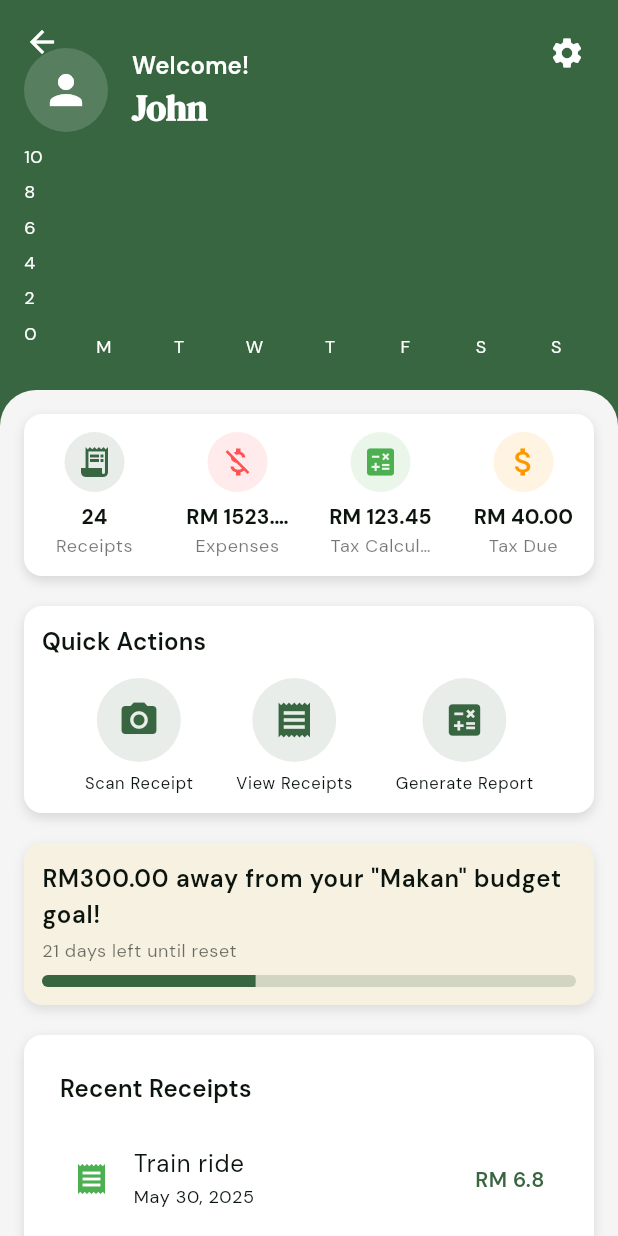
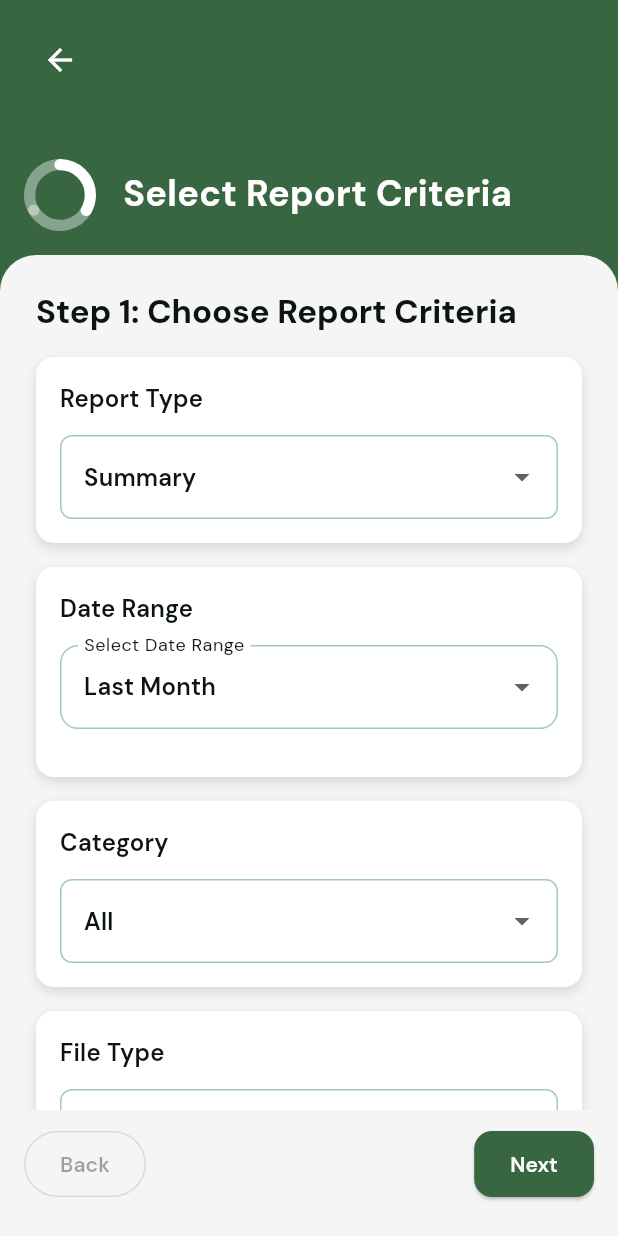
Before and after one commit to vinky0813/tolak_tax, a Flutter app: the DashboardScreen screen opened directly, after a tap on "Generate Report", on a phone screen of 412 x 824 dp. Run offline on Flutter 3.47's test engine with Material 3 defaults, Android fonts, the phone set to English and light mode, and no system bars; drawn by our look-alikes of fl_chart, step_progress_indicator; our stand-ins replace firebase_auth, firebase_core, flutter_svg, google_sign_in; missing offline and left inert: flutter_facebook_auth; accounts and stored records are empty.

Commit message:
Basic Generate Report UI and Layout

```diff
--- a/lib/main.dart
+++ b/lib/main.dart
@@ -1,6 +1,7 @@
 import 'package:flutter/material.dart';
 import 'package:tolak_tax/firebase/firebase_initializer.dart';
 import 'package:tolak_tax/screens/forgot_password_screen.dart';
+import 'package:tolak_tax/screens/generate_report_screen.dart';
 import 'package:tolak_tax/screens/home_screen.dart';
 import 'package:tolak_tax/screens/login_screen.dart';
 import 'package:tolak_tax/screens/otp_verification_screen.dart';
@@ -54,6 +55,8 @@ class MyApp extends StatelessWidget {
             return fadeThroughRoute(const HomeScreen());
           case '/splash-to-login':
             return fadeThroughRoute(const LoginScreen());
+          case '/generate-report':
+            return fadeThroughRoute(const GenerateReportScreen());
           default:
             // make a real 404 error page when free
             return MaterialPageRoute(
--- a/lib/screens/dashboard_screen.dart
+++ b/lib/screens/dashboard_screen.dart
@@ -150,19 +150,19 @@ class DashboardScreen extends StatelessWidget {
       }),
       Receipt.fromMap({
         'title': 'Train ride',
-        'date': '2025-05-30',
+        'date': '2025-06-2',
         'amount': 6.80,
         'category': 'transport',
       }),
       Receipt.fromMap({
         'title': 'Movie ticket',
-        'date': '2025-05-31',
+        'date': '2025-06-03',
         'amount': 15.00,
         'category': 'entertainment',
       }),
       Receipt.fromMap({
         'title': 'Taxi',
-        'date': '2025-06-01',
+        'date': '2025-06-04',
         'amount': 18.20,
         'category': 'transport',
       }),
@@ -349,7 +349,7 @@ class DashboardScreen extends StatelessWidget {
                                   icon: Icons.calculate,
                                   label: 'Generate Report',
                                   onPressed: () {
-                                    // TODO: Navigate to tax calculation screen
+                                    Navigator.pushNamed(context, '/generate-report');
                                   },
                                 ),
                               ],
--- /dev/null
+++ b/lib/screens/generate_report_screen.dart
@@ -0,0 +1,384 @@
+import 'package:flutter/material.dart';
+import 'package:intl/intl.dart';
+import 'package:step_progress_indicator/step_progress_indicator.dart';
+import 'package:tolak_tax/widgets/date_range_selector.dart';
+import 'package:tolak_tax/widgets/section_container.dart';
+import '../utils/category_constants.dart';
+
+class GenerateReportScreen extends StatefulWidget {
+  const GenerateReportScreen({super.key});
+
+  @override
+  State<GenerateReportScreen> createState() => _GenerateReportScreenState();
+}
+
+class _GenerateReportScreenState extends State<GenerateReportScreen> {
+  int _currentStep = 0;
+  DateTime? startDate;
+  DateTime? endDate;
+  final _formKey = GlobalKey<FormState>();
+  String _selectedCategory = 'All';
+  String _selectedReportType = 'Summary';
+  String? _selectedFileType;
+
+  final List<String> _categories = allCategories;
+  final List<String> _reportTypes = ['Summary', 'Detailed', 'Custom'];
+
+  final List<String> stepTitles = [
+    'Select Report Criteria',
+    'Review and Confirm',
+    'Report Generated',
+  ];
+
+  void _onNext() {
+    if (_currentStep == 0 && !_formKey.currentState!.validate()) return;
+    setState(() {
+      _currentStep = (_currentStep + 1).clamp(0, stepTitles.length - 1);
+    });
+  }
+
+  void _onBack() {
+    setState(() {
+      _currentStep = (_currentStep - 1).clamp(0, stepTitles.length - 1);
+    });
+  }
+
+  @override
+  Widget build(BuildContext context) {
+    final theme = Theme.of(context);
+    final colorScheme = theme.colorScheme;
+
+    return Scaffold(
+      backgroundColor: colorScheme.primary,
+      body: Column(
+        children: [
+          Expanded(
+            child: CustomScrollView(
+              slivers: [
+                SliverAppBar(
+                  surfaceTintColor: colorScheme.primary,
+                  backgroundColor: colorScheme.primary,
+                  expandedHeight: 170,
+                  pinned: true,
+                  stretch: true,
+                  automaticallyImplyLeading: false,
+                  flexibleSpace: FlexibleSpaceBar(
+                    title: AnimatedSwitcher(
+                      duration: const Duration(milliseconds: 300),
+                      child: Row(
+                        key: ValueKey<int>(_currentStep),
+                        mainAxisSize: MainAxisSize.min,
+                        children: [
+                          CircularStepProgressIndicator(
+                            totalSteps: stepTitles.length,
+                            currentStep: _currentStep + 1,
+                            stepSize: 5,
+                            selectedColor: colorScheme.onPrimary,
+                            unselectedColor: colorScheme.onPrimary.withOpacity(0.4),
+                            padding: 0,
+                            width: 32,
+                            height: 32,
+                            roundedCap: (_, __) => true,
+                          ),
+                          const SizedBox(width: 12),
+                          Text(
+                            stepTitles[_currentStep],
+                            style: theme.textTheme.titleMedium?.copyWith(
+                              color: colorScheme.onPrimary,
+                              fontWeight: FontWeight.bold,
+                            ),
+                          ),
+                        ],
+                      ),
+                    ),
+                    titlePadding: const EdgeInsets.only(left: 16, bottom: 16),
+                    background: SafeArea(
+                      child: Padding(
+                        padding: const EdgeInsets.symmetric(horizontal: 16, vertical: 16),
+                        child: Stack(
+                          alignment: Alignment.topLeft,
+                          children: [
+                            BackButton(
+                              color: colorScheme.onPrimary,
+                            ),
+                          ],
+                        ),
+                      ),
+                    ),
+                  ),
+                ),
+                SliverFillRemaining(
+                  hasScrollBody: false,
+                  fillOverscroll: true,
+                  child: Container(
+                    decoration: BoxDecoration(
+                      color: colorScheme.background,
+                      borderRadius: const BorderRadius.only(
+                        topLeft: Radius.circular(24),
+                        topRight: Radius.circular(24),
+                      ),
+                    ),
+                    padding: const EdgeInsets.all(24.0),
+                    child: Form(
+                      key: _formKey,
+                      child: AnimatedSwitcher(
+                        duration: const Duration(milliseconds: 400),
+                        transitionBuilder: (child, animation) => FadeTransition(
+                          opacity: animation,
+                          child: child,
+                        ),
+                        child: KeyedSubtree(
+                          key: ValueKey<int>(_currentStep),
+                          child: _buildStepContent(_currentStep, theme, colorScheme),
+                        ),
+                      ),
+                    ),
+                  ),
+                ),
+              ],
+            ),
+          ),
+          Container(
+            color: colorScheme.background,
+            padding: const EdgeInsets.fromLTRB(16, 12, 16, 24),
+            child: Row(
+              mainAxisAlignment: MainAxisAlignment.spaceBetween,
+              children: [
+                OutlinedButton(
+                  onPressed: _currentStep == 0 ? null : _onBack,
+                  style: OutlinedButton.styleFrom(
+                    textStyle: theme.textTheme.labelLarge,
+                    padding: const EdgeInsets.symmetric(horizontal: 24, vertical: 12),
+                  ),
+                  child: const Text('Back'),
+                ),
+                ElevatedButton(
+                  onPressed: _currentStep == stepTitles.length - 1 ? null : _onNext,
+                  style: ElevatedButton.styleFrom(
+                    textStyle: theme.textTheme.labelLarge,
+                    padding: const EdgeInsets.symmetric(horizontal: 24, vertical: 12),
+                  ),
+                  child: Text(_currentStep == 1 ? 'Confirm' : 'Next'),
+                ),
+              ],
+            ),
+          ),
+        ],
+      ),
+    );
+  }
+
+  Widget _buildStepContent(int step, ThemeData theme, ColorScheme colorScheme) {
+    switch (step) {
+      case 0:
+        return Column(
+          key: const ValueKey(0),
+          crossAxisAlignment: CrossAxisAlignment.start,
+          children: [
+            Text(
+              'Step 1: Choose Report Criteria',
+              style: theme.textTheme.titleLarge?.copyWith(fontWeight: FontWeight.bold),
+            ),
+            const SizedBox(height: 16),
+            SectionContainer(
+              title: 'Report Type',
+              child: Theme(
+                data: Theme.of(context).copyWith(canvasColor: Colors.white),
+                child: DropdownButtonFormField<String>(
+                  value: _selectedReportType,
+                  decoration: InputDecoration(
+                    hintText: 'Select Report Type',
+                    border: OutlineInputBorder(borderRadius: BorderRadius.circular(8)),
+                  ),
+                  items: _reportTypes
+                      .map((type) => DropdownMenuItem<String>(
+                    value: type,
+                    child: Text(type),
+                  ))
+                      .toList(),
+                  onChanged: (value) {
+                    setState(() {
+                      _selectedReportType = value!;
+                    });
+                  },
+                  validator: (value) =>
+                  value == null || value.isEmpty ? 'Please select a report type' : null,
+                ),
+              ),
+            ),
+            const SizedBox(height: 16),
+            SectionContainer(
+              title: 'Date Range',
+              child: DateRangeSelector(
+                onRangeSelected: (start, end) {
+                  WidgetsBinding.instance.addPostFrameCallback((_) {
+                    if (mounted) {
+                      setState(() {
+                        startDate = start;
+                        endDate = end;
+                      });
+                    }
+                  });
+                },
+              ),
+            ),
+            const SizedBox(height: 16),
+            SectionContainer(
+              title: 'Category',
+              child: Theme(
+                data: Theme.of(context).copyWith(canvasColor: Colors.white),
+                child: DropdownButtonFormField<String>(
+                  value: _selectedCategory,
+                  decoration: InputDecoration(
+                    hintText: 'Select Category',
+                    border: OutlineInputBorder(borderRadius: BorderRadius.circular(8)),
+                  ),
+                  items: _categories
+                      .map((category) => DropdownMenuItem<String>(
+                    value: category,
+                    child: Text(category),
+                  ))
+                      .toList(),
+                  onChanged: (value) {
+                    setState(() {
+                      _selectedCategory = value!;
+                    });
+                  },
+                  validator: (value) =>
+                  value == null || value.isEmpty ? 'Please select a category' : null,
+                ),
+              ),
+            ),
+            const SizedBox(height: 16),
+            SectionContainer(
+              title: 'File Type',
+              child: Theme(
+                data: Theme.of(context).copyWith(canvasColor: Colors.white),
+                child: DropdownButtonFormField<String>(
+                  value: _selectedFileType,
+                  decoration: InputDecoration(
+                    hintText: 'Select File Type',
+                    border: OutlineInputBorder(borderRadius: BorderRadius.circular(8)),
+                  ),
+                  items: ['PDF', 'CSV'].map((type) {
+                    return DropdownMenuItem<String>(
+                      value: type,
+                      child: Text(type),
+                    );
+                  }).toList(),
+                  onChanged: (value) {
+                    setState(() {
+                      _selectedFileType = value!;
+                    });
+                  },
+                  validator: (value) =>
+                  value == null || value.isEmpty ? 'Please select a file type' : null,
+                ),
+              ),
+            ),
+          ],
+        );
+
+      case 1:
+        return Column(
+          key: const ValueKey(1),
+          crossAxisAlignment: CrossAxisAlignment.start,
+          children: [
+            Text(
+              'Step 2: Review and Confirm',
+              style: theme.textTheme.titleLarge?.copyWith(fontWeight: FontWeight.bold),
+            ),
+            const SizedBox(height: 16),
+            Container(
+              width: double.infinity,
+              padding: const EdgeInsets.all(12),
+              decoration: BoxDecoration(
+                color: Colors.white,
+                borderRadius: BorderRadius.circular(12),
+                boxShadow: const [
+                  BoxShadow(
+                    color: Colors.black12,
+                    blurRadius: 6,
+                    offset: Offset(0, 3),
+                  ),
+                ],
+              ),
+              child: Column(
+                crossAxisAlignment: CrossAxisAlignment.start,
+                children: [
+                  Row(
+                    children: [
+                      Icon(Icons.insert_drive_file, color: colorScheme.primary),
+                      const SizedBox(width: 12),
+                      Expanded(
+                        child: Text(
+                          'Report Type: $_selectedReportType',
+                          style: theme.textTheme.bodyMedium,
+                        ),
+                      ),
+                    ],
+                  ),
+                  const SizedBox(height: 12),
+                  Row(
+                    children: [
+                      Icon(Icons.date_range, color: colorScheme.primary),
+                      const SizedBox(width: 12),
+                      Expanded(
+                        child: Text(
+                          'Date Range: ${startDate != null && endDate != null ? "${DateFormat.yMMMd().format(startDate!)} - ${DateFormat.yMMMd().format(endDate!)}" : "Not selected"}',
+                          style: theme.textTheme.bodyMedium,
+                        ),
+                      ),
+                    ],
+                  ),
+                  const SizedBox(height: 12),
+                  Row(
+                    children: [
+                      Icon(Icons.category, color: colorScheme.primary),
+                      const SizedBox(width: 12),
+                      Expanded(
+                        child: Text(
+                          'Category: $_selectedCategory',
+                          style: theme.textTheme.bodyMedium,
+                        ),
+                      ),
+                    ],
+                  ),
+                  const SizedBox(height: 12),
+                  Row(
+                    children: [
+                      Icon(Icons.file_present, color: colorScheme.primary),
+                      const SizedBox(width: 12),
+                      Expanded(
+                        child: Text(
+                          'File Type: $_selectedFileType',
+                          style: theme.textTheme.bodyMedium,
+                        ),
+                      ),
+                    ],
+                  ),
+                ],
+              ),
+            ),
+          ],
+        );
+
+      case 2:
+        return Container(
+          key: const ValueKey(2),
+          alignment: Alignment.center,
+          child: Text(
+            'Show generated preview here',
+            style: theme.textTheme.headlineMedium?.copyWith(
+              color: colorScheme.primary,
+              fontWeight: FontWeight.bold,
+            ),
+            textAlign: TextAlign.center,
+          ),
+        );
+
+      default:
+        return const SizedBox.shrink();
+    }
+  }
+}
--- a/lib/screens/reports_screen.dart
+++ b/lib/screens/reports_screen.dart
@@ -289,7 +289,7 @@ class _ReportsScreenState extends State<ReportsScreen> {
                                   icon: Icons.calculate,
                                   label: 'Generate Report',
                                   onPressed: () {
-                                    // Handle click
+                                    Navigator.pushNamed(context, '/generate-report');
                                   },
                                 ),
                               ),
--- a/lib/widgets/back_button.dart
+++ b/lib/widgets/back_button.dart
@@ -1,7 +1,7 @@
 import 'package:flutter/material.dart';
 
 class BackButtonWidget extends StatelessWidget {
-  const BackButtonWidget({Key? key}) : super(key: key);
+  const BackButtonWidget  ({Key? key}) : super(key: key);
 
   @override
   Widget build(BuildContext context) {
--- /dev/null
+++ b/lib/widgets/section_container.dart
@@ -0,0 +1,43 @@
+import 'package:flutter/material.dart';
+
+class SectionContainer extends StatelessWidget {
+  final String title;
+  final Widget child;
+
+  const SectionContainer({
+    super.key,
+    required this.title,
+    required this.child,
+  });
+
+  @override
+  Widget build(BuildContext context) {
+    final theme = Theme.of(context);
+    return Container(
+      width: double.infinity,
+      padding: const EdgeInsets.all(16),
+      decoration: BoxDecoration(
+        color: Colors.white,
+        borderRadius: BorderRadius.circular(12),
+        boxShadow: const [
+          BoxShadow(
+            color: Colors.black12,
+            blurRadius: 6,
+            offset: Offset(0, 3),
+          )
+        ],
+      ),
+      child: Column(
+        crossAxisAlignment: CrossAxisAlignment.start,
+        children: [
+          Text(
+            title,
+            style: theme.textTheme.titleMedium?.copyWith(fontWeight: FontWeight.w600),
+          ),
+          const SizedBox(height: 12),
+          child,
+        ],
+      ),
+    );
+  }
+}
--- a/pubspec.yaml
+++ b/pubspec.yaml
@@ -45,6 +45,7 @@ dependencies:
   flutter_facebook_auth: ^7.1.0
   fl_chart: ^0.71.0
   intl: ^0.20.2
+  step_progress_indicator: ^1.0.1
 
 dev_dependencies:
   flutter_test:
```
Also changed, not shown: pubspec.lock, 1 other file.
